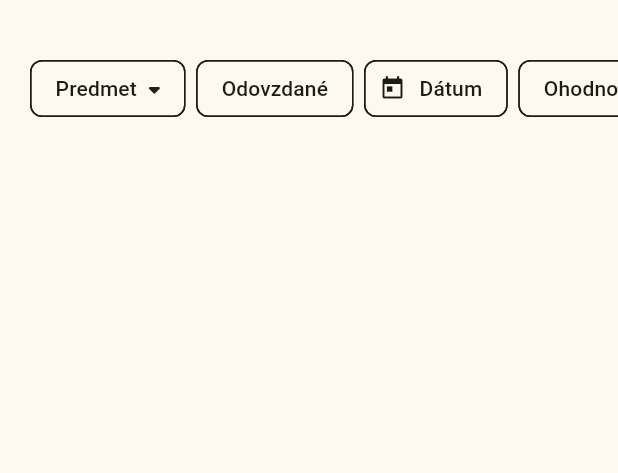
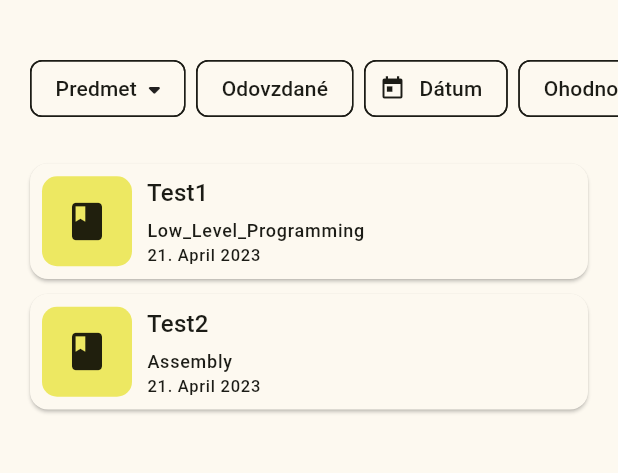
Before and after one commit to MartinPit/HomeworkApp, a Flutter app: the screen it shows once a user with an empty profile is signed in, on a phone screen of 412 x 824 dp, the part 63-536 px from its top. Run offline on Flutter 3.47's test engine with Material 2 defaults, Android fonts, the phone set to English and light mode, and no system bars; drawn by our look-alikes of dynamic_color; our stand-ins replace cloud_firestore, dropdown_button2, firebase_auth, firebase_core, flutter_hooks, font_awesome_flutter; accounts and stored records are empty; generated files the repository leaves out were written again.

Commit message:
created UI for the list of homework tiles in student_screen.dar

```diff
--- a/lib/main.dart
+++ b/lib/main.dart
@@ -10,6 +10,7 @@ import 'package:homework_app/screens/profile_screen.dart';
 import 'package:provider/provider.dart';
 
 import 'firebase_options.dart';
+import 'models/homeworks.dart';
 import 'models/user.dart';
 
 void main() async {
@@ -165,8 +166,11 @@ class MyApp extends StatelessWidget {
 
   @override
   Widget build(BuildContext context) {
-    return ChangeNotifierProvider(
-      create: (context) => User(),
+    return MultiProvider(
+      providers: [
+        ChangeNotifierProvider(create: (context) => User()),
+        ChangeNotifierProvider(create: (context) => Homeworks()),
+      ],
       child: DynamicColorBuilder(
         builder: (ColorScheme? lightDynamic, ColorScheme? darkDynamic) {
           return MaterialApp(
--- /dev/null
+++ b/lib/models/homeworks.dart
@@ -0,0 +1,15 @@
+import 'package:flutter/foundation.dart';
+import 'package:homework_app/models/classes.dart';
+import 'package:homework_app/models/subjects.dart';
+
+import 'homework.dart';
+
+class Homeworks with ChangeNotifier {
+  final List<Homework> _homeworks = [
+    Homework(id: 'a', title: 'Test1', description: 'Dsc1', deadline: DateTime.now(), subject: Subject.Low_Level_Programming, className: Class.sevenB, teacherUCO: '2116'),
+    Homework(id: 'b', title: 'Test2', description: 'Dsc2', deadline: DateTime.now(), subject: Subject.Assembly, className: Class.sevenB, teacherUCO: '2116'),
+  ];
+
+
+  List<Homework> get homeworks => [..._homeworks];
+}
--- a/lib/models/subjects.dart
+++ b/lib/models/subjects.dart
@@ -11,7 +11,12 @@ enum Subject {
   Low_Level_Programming,
 }
 
-extension on Subject {
+extension Stringifier on Subject {
+  String toEnglishString() {
+    return toString().split('.').last;
+  }
+
+
   Subject fromString(String str) {
     switch (str) {
       case 'English':
--- a/lib/screens/student_screen.dart
+++ b/lib/screens/student_screen.dart
@@ -1,9 +1,11 @@
 import 'package:flutter/material.dart';
+import 'package:homework_app/models/homeworks.dart';
 import 'package:homework_app/widgets/home/dropdown_chip.dart';
 import 'package:homework_app/widgets/home/home_app_bar.dart';
 import 'package:provider/provider.dart';
 
 import '../models/user.dart';
+import '../widgets/home/homework_tile.dart';
 
 class StudentScreen extends StatefulWidget {
   const StudentScreen({Key? key}) : super(key: key);
@@ -27,6 +29,7 @@ class _StudentScreenState extends State<StudentScreen> {
 
   @override
   Widget build(BuildContext context) {
+    final homeworkList = Provider.of<Homeworks>(context);
     return Scaffold(
       appBar: const HomeAppBar(title: 'Úlohy'),
       backgroundColor: Theme.of(context).colorScheme.surface,
@@ -58,26 +61,47 @@ class _StudentScreenState extends State<StudentScreen> {
                   const SizedBox(width: 7),
                   InputChip(
                     label: const Text('Dátum'),
-                    avatar: _dateSelected ? null : Icon(Icons.today, color: Theme.of(context).colorScheme.onSurface,),
-                    onPressed: !_dateSelected ? () async {
+                    avatar: _dateSelected
+                        ? null
+                        : Icon(
+                            Icons.today,
+                            color: Theme.of(context).colorScheme.onSurface,
+                          ),
+                    onPressed: !_dateSelected
+                        ? () async {
                             await showDatePicker(
                               context: context,
                               initialDate: DateTime.now(),
-                        firstDate:
-                            DateTime.now().subtract(const Duration(days: 365)),
-                        lastDate: DateTime.now().add(const Duration(days: 365)),
+                              firstDate: DateTime.now()
+                                  .subtract(const Duration(days: 365)),
+                              lastDate:
+                                  DateTime.now().add(const Duration(days: 365)),
                             );
                             setState(
                               () => _dateSelected = true,
                             );
-                    } : () => setState(() => _dateSelected = false),
+                          }
+                        : () => setState(() => _dateSelected = false),
                     selected: _dateSelected,
                   ),
                   const SizedBox(width: 7),
-                  FilterChip(label: const Text('Ohodnotené'), onSelected: (_) => setState(() => _scoredSelected = !_scoredSelected), selected: _scoredSelected),
+                  FilterChip(
+                      label: const Text('Ohodnotené'),
+                      onSelected: (_) =>
+                          setState(() => _scoredSelected = !_scoredSelected),
+                      selected: _scoredSelected),
                 ],
               ),
             ),
+            const SizedBox(height: 20),
+            Expanded(
+              child: ListView.builder(
+                itemBuilder: (context, index) => ChangeNotifierProvider.value(
+                    value: homeworkList.homeworks[index],
+                    child: const HomeworkTile()),
+                itemCount: homeworkList.homeworks.length,
+              ),
+            )
           ],
         ),
       ),
--- /dev/null
+++ b/lib/widgets/home/homework_tile.dart
@@ -0,0 +1,76 @@
+import 'package:cloud_firestore/cloud_firestore.dart';
+import 'package:firebase_core/firebase_core.dart';
+import 'package:flutter/material.dart';
+import 'package:intl/intl.dart';
+import 'package:provider/provider.dart';
+import 'package:homework_app/models/subjects.dart';
+
+import '../../models/homework.dart';
+
+class HomeworkTile extends StatelessWidget {
+  const HomeworkTile({Key? key}) : super(key: key);
+
+  @override
+  Widget build(BuildContext context) {
+    final homework = Provider.of<Homework>(context);
+    return GestureDetector(
+      child: Card(
+        margin: const EdgeInsets.symmetric(vertical: 5, horizontal: 0),
+        child: Padding(
+          padding: const EdgeInsets.all(8),
+          child: Row(
+            children: [
+              Container(
+                height: 60,
+                width: 60,
+                decoration: BoxDecoration(
+                  color: Theme.of(context).colorScheme.primaryContainer,
+                  borderRadius: const BorderRadius.all(Radius.circular(10)),
+                ),
+                child: const Icon(
+                  Icons.book,
+                  size: 30,
+                ),
+              ),
+              const SizedBox(width: 10),
+              Column(
+                crossAxisAlignment: CrossAxisAlignment.start,
+                children: [
+                  Text(homework.title,
+                      style: Theme.of(context).textTheme.titleMedium),
+                  const SizedBox(height: 5),
+                  Text(homework.subject.toEnglishString(),
+                      style: Theme.of(context).textTheme.labelMedium),
+                  Text(DateFormat('d. MMMM y').format(homework.deadline),
+                      style: Theme.of(context).textTheme.labelSmall),
+                ],
+              ),
+              Expanded(
+                child: Container(
+                  alignment: Alignment.centerRight,
+                  child: FutureBuilder(
+                    future: FirebaseFirestore.instance
+                        .collection('submissions')
+                        .where('homeworkId', isEqualTo: homework.id)
+                        .get(),
+                    builder: (context, snapshot) {
+                      if (snapshot.connectionState ==
+                          ConnectionState.waiting || !snapshot.hasData || snapshot.error != null) {
+                        return Text('...', style: Theme.of(context).textTheme.titleLarge!.copyWith(color: Theme.of(context).colorScheme.error));
+                      }
+                      return snapshot.data!.docs.isEmpty
+                          ? Text('')
+                          : Text(
+                          snapshot.data!.docs.first['grade'].toString(),
+                          style: Theme.of(context).textTheme.titleLarge!.copyWith(color: Theme.of(context).colorScheme.error));
+                    },
+                  ),
+                ),
+              ),
+            ],
+          ),
+        ),
+      ),
+    );
+  }
+}
--- a/pubspec.yaml
+++ b/pubspec.yaml
@@ -43,6 +43,7 @@ dependencies:
   font_awesome_flutter: ^10.4.0
   flutter_hooks: ^0.18.6
   dropdown_button2: ^2.1.0
+  intl: ^0.17.0
 
 dev_dependencies:
   flutter_test:
```
Lines whose indentation alone changed are shown as unchanged.
